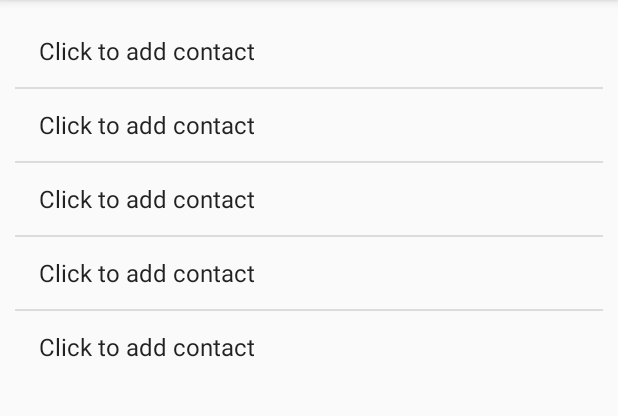
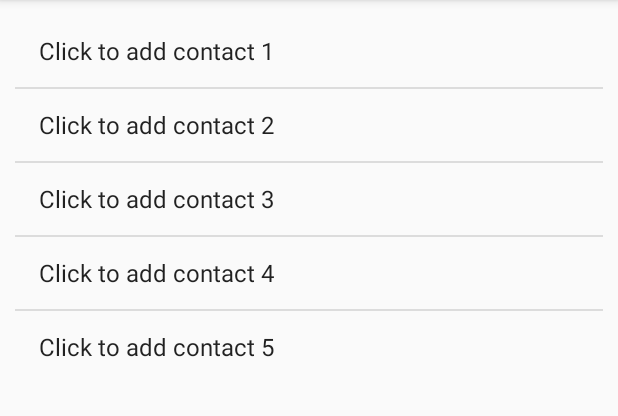
Before and after one commit to MattFaluotico/InformationSecurityAndroid, an Android app: the fragment AddContactFragment shown on its own in the app's theme, on a phone screen of 412 x 824 dp, the part 84-500 px from its top. Run offline under Robolectric (Android 15) with nearby library versions, the phone set to English and light mode, and no system bars.

Commit message:
cleaning code

```diff
--- a/StrangerDanger/app/src/main/java/claudiusmbemba/com/strangerdanger/AddContactFragment.java
+++ b/StrangerDanger/app/src/main/java/claudiusmbemba/com/strangerdanger/AddContactFragment.java
@@ -72,11 +72,11 @@ public class AddContactFragment extends Fragment implements View.OnClickListener
     private void populate_listView() {
         String contact1,contact2,contact3,contact4,contact5;
 
-        contact1 = (prefs.getString("name_0", "").matches("")? "Click to add contact" : prefs.getString("name_0", "") );
-        contact2 = (prefs.getString("name_1", "").matches("")? "Click to add contact" : prefs.getString("name_1", "") );
-        contact3 = (prefs.getString("name_2", "").matches("")? "Click to add contact" : prefs.getString("name_2", "") );
-        contact4 = (prefs.getString("name_3", "").matches("")? "Click to add contact" : prefs.getString("name_3", "") );
-        contact5 = (prefs.getString("name_4", "").matches("")? "Click to add contact" : prefs.getString("name_4", "") );
+        contact1 = (prefs.getString("name_0", "").matches("")? "Click to add contact 1" : prefs.getString("name_0", "") );
+        contact2 = (prefs.getString("name_1", "").matches("")? "Click to add contact 2" : prefs.getString("name_1", "") );
+        contact3 = (prefs.getString("name_2", "").matches("")? "Click to add contact 3" : prefs.getString("name_2", "") );
+        contact4 = (prefs.getString("name_3", "").matches("")? "Click to add contact 4" : prefs.getString("name_3", "") );
+        contact5 = (prefs.getString("name_4", "").matches("")? "Click to add contact 5" : prefs.getString("name_4", "") );
 
         String[] ICEs = new String[]{contact1,contact2,contact3,contact4,contact5};
 
@@ -89,11 +89,15 @@ public class AddContactFragment extends Fragment implements View.OnClickListener
     public void onClick(View v) {
         String contact_num = String.valueOf(contact_id);
 
-        if (!TextUtils.isEmpty(name.getText().toString())) {
+        if (!TextUtils.isEmpty(name.getText().toString()) && (TextUtils.isEmpty(phone.getText().toString()) || TextUtils.isEmpty(email.getText().toString())) ) {
 
-            if (TextUtils.isEmpty(phone.getText().toString()) || TextUtils.isEmpty(email.getText().toString())) {
             Toast.makeText(this.getActivity(), "Please add contact's phone # and email", Toast.LENGTH_SHORT).show();
-            } else {
+
+        } else if(TextUtils.isEmpty(name.getText().toString()) && TextUtils.isEmpty(phone.getText().toString()) && TextUtils.isEmpty(email.getText().toString())){
+            //clear contact by saving empty strings
+            prefs.edit().putString("name_"+contact_num, name.getText().toString()).putString("phone_"+contact_num, phone.getText().toString()).putString("email_"+contact_num, email.getText().toString()).apply();
+        }
+        else {
 
             //save contact to preferences
             prefs.edit().putString("name_"+contact_num, name.getText().toString()).putString("phone_"+contact_num, phone.getText().toString()).putString("email_"+contact_num, email.getText().toString()).apply();
@@ -113,9 +117,6 @@ public class AddContactFragment extends Fragment implements View.OnClickListener
 
             //refresh listView
             populate_listView();
-            }
-        } else {
-            Toast.makeText(this.getActivity(), "Please add a contact before saving", Toast.LENGTH_SHORT).show();
         }
     }
 
```
Also changed, not shown: StrangerDanger/app/src/main/java/claudiusmbemba/com/strangerdanger/MainActivity.java (+11 -24 lines). Lines whose indentation alone changed are shown as unchanged.
